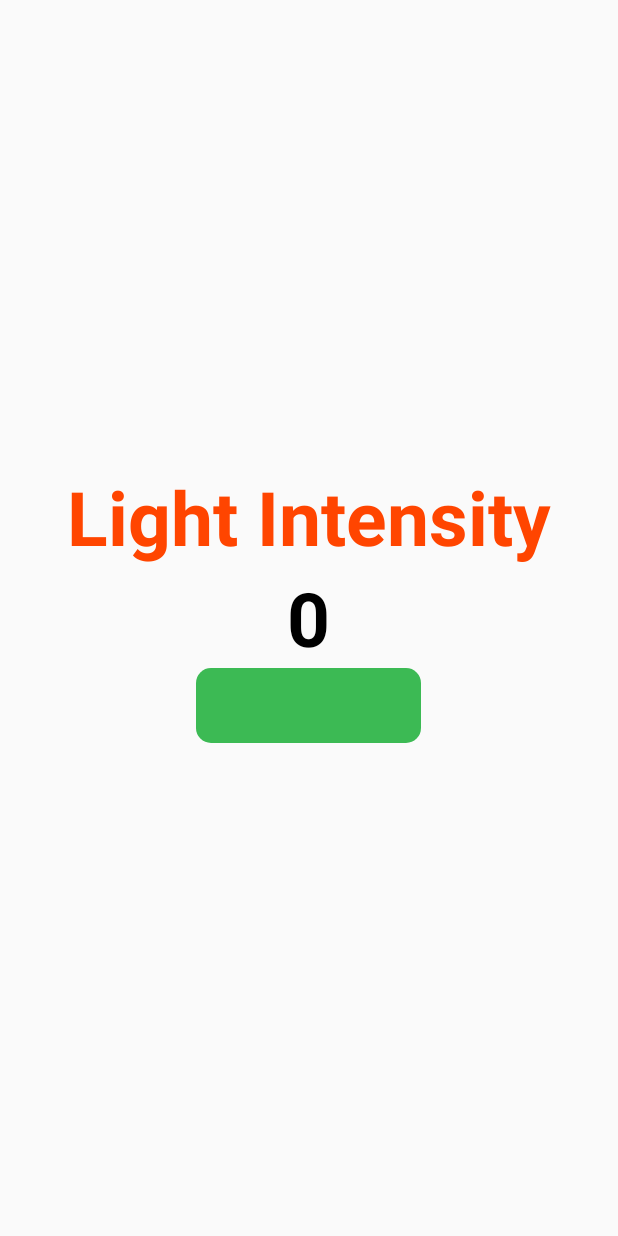
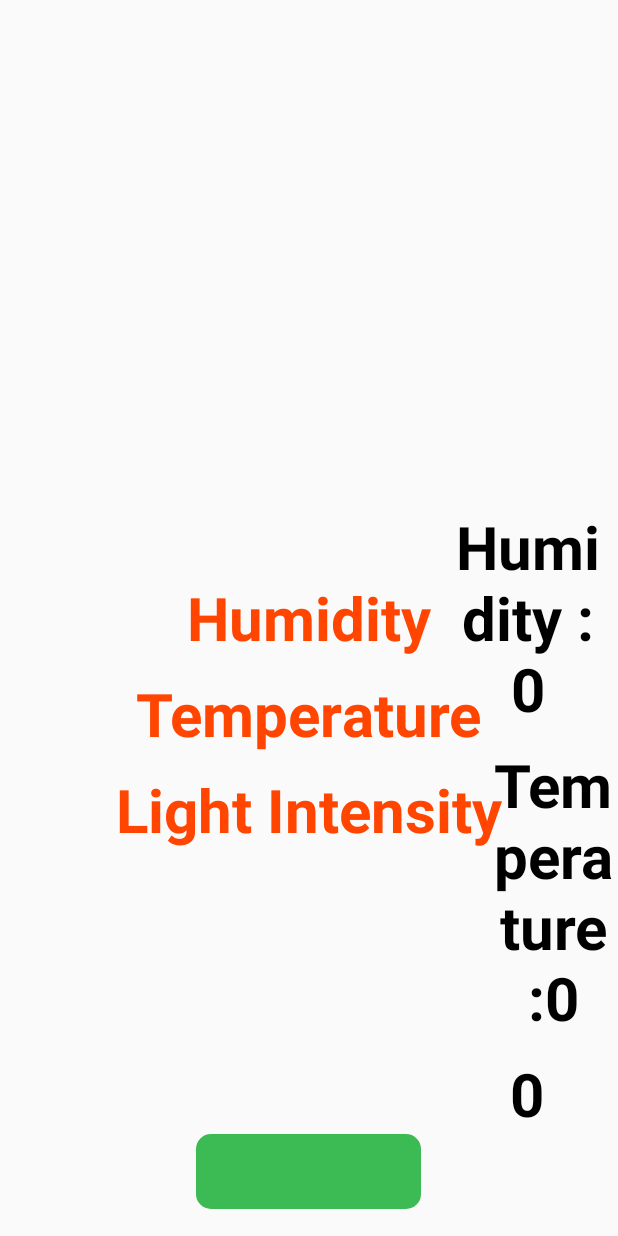
Before and after one commit to tanujthakkar/Terra-Firma, an Android app: the screen it shows after launch (MainActivity), on a phone screen of 412 x 824 dp. Run offline under Robolectric (Android 15) with nearby library versions, the phone set to English and light mode, and no system bars; our stand-ins replace Firebase (no records; nobody signed in at launch, a user with empty details on screens opened directly); 3 statements that could not run were skipped.

Commit message:
Added temperature and humidity code.

```diff
--- a/App/Tera Firm/app/src/main/java/com/auction/terafirm/MainActivity.java
+++ b/App/Tera Firm/app/src/main/java/com/auction/terafirm/MainActivity.java
@@ -48,36 +48,36 @@ public class MainActivity extends AppCompatActivity {
         // Light Intensity Firebase Variable
         final DatabaseReference light = myRef.child("/light");
 
-//        tv_temp = (TextView)findViewById(R.id.tv_temp);
-//        tv_humidity = (TextView)findViewById(R.id.tv_humidity);
+        tv_temp = (TextView)findViewById(R.id.tv_temp);
+        tv_humidity = (TextView)findViewById(R.id.tv_humidity);
         tv_light = (TextView)findViewById(R.id.tv_light);
         status = (ImageView)findViewById(R.id.status);
 
-//        temperature.addValueEventListener(new ValueEventListener() {
-//            @Override
-//            public void onDataChange(@NonNull DataSnapshot dataSnapshot) {
-//                int value = dataSnapshot.getValue(int.class);
-//                tv_temp.setText("Temperature :" + Integer.toString(value));
-//            }
-//
-//            @Override
-//            public void onCancelled(@NonNull DatabaseError databaseError) {
-//
-//            }
-//        });
-//
-//        humidity.addValueEventListener(new ValueEventListener() {
-//            @Override
-//            public void onDataChange(@NonNull DataSnapshot dataSnapshot) {
-//                int value = dataSnapshot.getValue(int.class);
-//                tv_humidity.setText("Humidity : " + Integer.toString(value));
-//            }
-//
-//            @Override
-//            public void onCancelled(@NonNull DatabaseError databaseError) {
-//
-//            }
-//        });
+        temperature.addValueEventListener(new ValueEventListener() {
+            @Override
+            public void onDataChange(@NonNull DataSnapshot dataSnapshot) {
+                int value = dataSnapshot.getValue(int.class);
+                tv_temp.setText("Temperature :" + Integer.toString(value));
+            }
+
+            @Override
+            public void onCancelled(@NonNull DatabaseError databaseError) {
+
+            }
+        });
+
+        humidity.addValueEventListener(new ValueEventListener() {
+            @Override
+            public void onDataChange(@NonNull DataSnapshot dataSnapshot) {
+                int value = dataSnapshot.getValue(int.class);
+                tv_humidity.setText("Humidity : " + Integer.toString(value));
+            }
+
+            @Override
+            public void onCancelled(@NonNull DatabaseError databaseError) {
+
+            }
+        });
 
         light.addValueEventListener(new ValueEventListener() {
             @Override
--- a/App/Tera Firm/app/src/main/res/layout/activity_main.xml
+++ b/App/Tera Firm/app/src/main/res/layout/activity_main.xml
@@ -7,31 +7,72 @@
     android:layout_height="match_parent"
     android:layout_width="match_parent">
 
-    <!--<TextView-->
-        <!--android:id="@+id/tv_temp"-->
-        <!--android:layout_width="100sp"-->
-        <!--android:layout_height="50sp"-->
-        <!--android:layout_centerHorizontal="true"-->
-        <!--android:layout_centerVertical="true"/>-->
 
-    <!--<TextView-->
-        <!--android:id="@+id/tv_humidity"-->
-        <!--android:layout_width="100sp"-->
-        <!--android:layout_height="50sp"-->
-        <!--android:layout_centerHorizontal="true"-->
-        <!--android:layout_below="@+id/tv_temp"/>-->
+    <TextView
+        android:id="@+id/humidity"
+        android:layout_width="wrap_content"
+        android:layout_height="wrap_content"
+        android:text="Humidity"
+        android:layout_centerHorizontal="true"
+        android:layout_centerVertical="true"
+        android:gravity="center"
+        android:textStyle="bold"
+        android:textSize="40sp"
+        android:textColor="#FF4500"/>
+
+    <TextView
+        android:id="@+id/tv_humidity"
+        android:layout_width="wrap_content"
+        android:layout_height="wrap_content"
+        android:layout_toRightOf="@id/humidity"
+        android:layout_centerHorizontal="true"
+        android:layout_centerVertical="true"
+        android:layout_marginLeft="5sp"
+        android:gravity="center"
+        android:textStyle="bold"
+        android:textSize="40sp"
+        android:textColor="#000000"/>
+
+    <TextView
+        android:id="@+id/temperature"
+        android:layout_width="wrap_content"
+        android:layout_height="wrap_content"
+        android:text="Temperature"
+        android:layout_centerHorizontal="true"
+        android:layout_centerVertical="true"
+        android:layout_below="@id/humidity"
+        android:layout_marginTop="10sp"
+        android:gravity="center"
+        android:textStyle="bold"
+        android:textSize="40sp"
+        android:textColor="#FF4500"/>
+
+    <TextView
+        android:id="@+id/tv_temp"
+        android:layout_width="wrap_content"
+        android:layout_height="wrap_content"
+        android:layout_centerHorizontal="true"
+        android:layout_centerVertical="true"
+        android:layout_toRightOf="@+id/temperature"
+        android:layout_below="@id/tv_humidity"
+        android:layout_marginTop="10sp"
+        android:layout_marginLeft="5sp"
+        android:gravity="center"
+        android:textStyle="bold"
+        android:textSize="40sp"
+        android:textColor="#000000"/>
 
     <TextView
         android:id="@+id/light"
         android:layout_width="wrap_content"
         android:layout_height="wrap_content"
         android:text="Light Intensity"
-        android:layout_above="@id/tv_light"
         android:layout_centerHorizontal="true"
-        android:layout_centerVertical="true"
+        android:layout_below="@+id/temperature"
+        android:layout_marginTop="10sp"
         android:gravity="center"
         android:textStyle="bold"
-        android:textSize="50sp"
+        android:textSize="40sp"
         android:textColor="#FF4500"/>
 
     <TextView
@@ -40,9 +81,13 @@
         android:layout_height="wrap_content"
         android:layout_centerHorizontal="true"
         android:layout_centerVertical="true"
+        android:layout_toRightOf="@id/light"
+        android:layout_below="@id/tv_temp"
+        android:layout_marginLeft="5sp"
         android:gravity="center"
         android:textStyle="bold"
-        android:textSize="50sp"
+        android:textSize="40sp"
+        android:layout_marginTop="10sp"
         android:textColor="#000000"/>
 
     <ImageView
@@ -51,4 +96,5 @@
         android:layout_height="50sp"
         android:layout_below="@+id/tv_light"
         android:layout_centerHorizontal="true" />
+
 </RelativeLayout>
```
Also changed, not shown: 2 other files.
